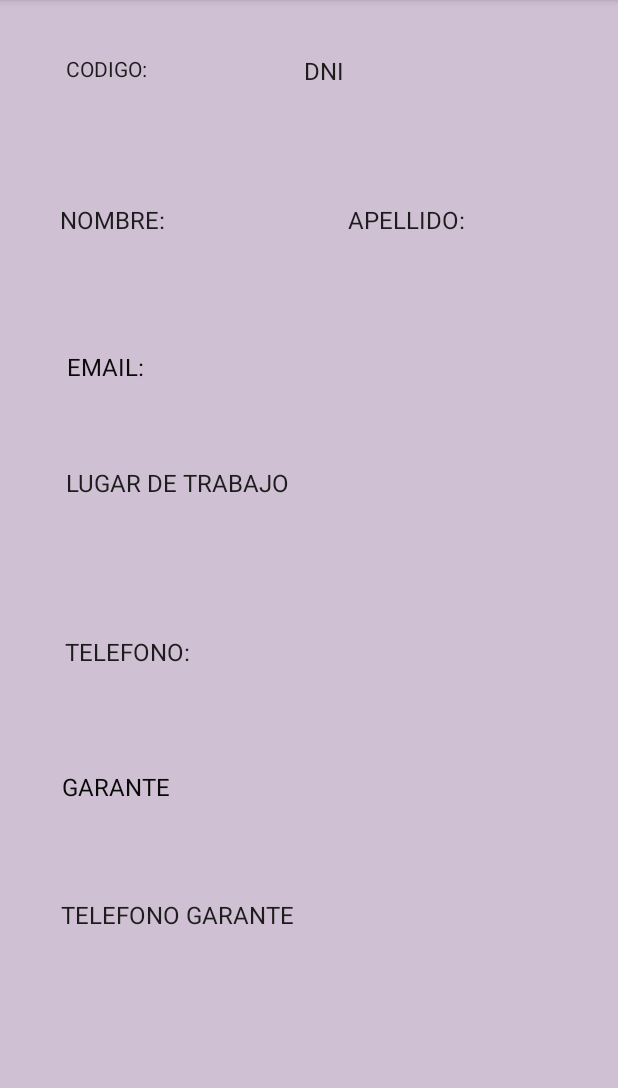
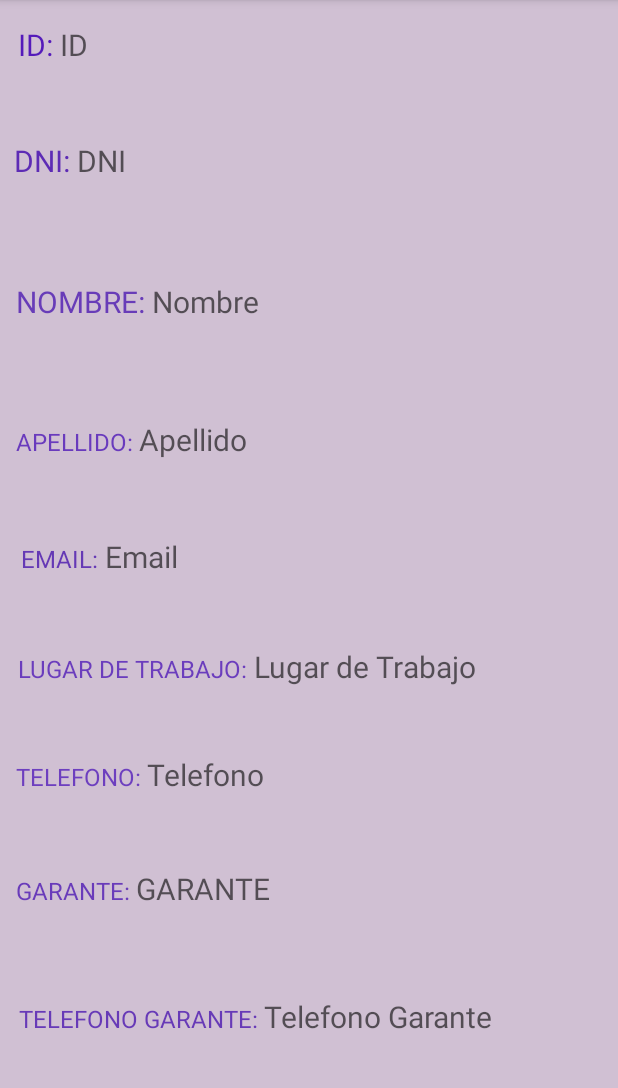
Before and after one commit to valuart/InmoniliariaLuceroMoviles, an Android app: the fragment InquiDetalleFragment shown on its own in the app's theme, on a phone screen of 412 x 824 dp, the part 84-1172 px from its top. Run offline under Robolectric (Android 15) with nearby library versions, the phone set to English and light mode, and no system bars; 10 statements that could not run were skipped.

Commit message:
DISEÑOS

```diff
--- a/app/src/main/res/layout/fragment_inmueble.xml
+++ b/app/src/main/res/layout/fragment_inmueble.xml
@@ -8,8 +8,9 @@
 
     <androidx.recyclerview.widget.RecyclerView
         android:id="@+id/rvInmueble"
-        android:layout_width="398dp"
-        android:layout_height="1292dp"
+        android:layout_width="424dp"
+        android:layout_height="1340dp"
+        android:background="#DCDAC9"
         app:layout_constraintBottom_toBottomOf="parent"
         app:layout_constraintEnd_toEndOf="parent"
         app:layout_constraintHorizontal_bias="0.727"
--- a/app/src/main/res/layout/inqui_detalle_fragment.xml
+++ b/app/src/main/res/layout/inqui_detalle_fragment.xml
@@ -13,244 +13,258 @@
         android:background="#D0C0D3"
         tools:context=".inquilinos.InquilinoFragment">
 
+        <LinearLayout
+            android:id="@+id/tvCodigos"
+            android:layout_width="418dp"
+            android:layout_height="57dp"
+            android:layout_marginStart="20dp"
+            android:layout_marginTop="16dp"
+            android:orientation="horizontal"
+            app:layout_constraintEnd_toEndOf="parent"
+            app:layout_constraintHorizontal_bias="0.333"
+            app:layout_constraintStart_toStartOf="parent"
+            app:layout_constraintTop_toTopOf="parent">
+
+            <TextView
+                android:id="@+id/tvValorCodigo"
+                android:layout_width="wrap_content"
+                android:layout_height="wrap_content"
+                android:text="ID: "
+                android:textColor="#541ABA"
+                android:textSize="20sp" />
+
+            <TextView
+                android:id="@+id/tvCodigo"
+                android:layout_width="wrap_content"
+                android:layout_height="wrap_content"
+                android:hint="ID"
+                android:textSize="20sp" />
+        </LinearLayout>
+
+        <LinearLayout
+            android:id="@+id/tvDNIs"
+            android:layout_width="413dp"
+            android:layout_height="74dp"
+            android:layout_marginStart="20dp"
+            android:layout_marginTop="20dp"
+            android:orientation="horizontal"
+            app:layout_constraintEnd_toEndOf="parent"
+            app:layout_constraintStart_toStartOf="parent"
+            app:layout_constraintTop_toBottomOf="@+id/tvCodigos">
+
+            <TextView
+                android:id="@+id/tvValorDNI"
+                android:layout_width="wrap_content"
+                android:layout_height="wrap_content"
+                android:text="DNI: "
+                android:textColor="#5D2BB5"
+                android:textSize="20sp" />
+
+            <TextView
+                android:id="@+id/tvDNI"
+                android:layout_width="wrap_content"
+                android:layout_height="wrap_content"
+                android:hint="DNI"
+                android:textSize="20sp" />
+        </LinearLayout>
+
+        <LinearLayout
+            android:id="@+id/tvNombres"
+            android:layout_width="416dp"
+            android:layout_height="68dp"
+            android:layout_marginStart="20dp"
+            android:layout_marginTop="20dp"
+            android:orientation="horizontal"
+            app:layout_constraintEnd_toEndOf="parent"
+            app:layout_constraintHorizontal_bias="0.4"
+            app:layout_constraintStart_toStartOf="parent"
+            app:layout_constraintTop_toBottomOf="@+id/tvDNIs">
+
+            <TextView
+                android:id="@+id/tvValorNombre"
+                android:layout_width="wrap_content"
+                android:layout_height="wrap_content"
+                android:text="NOMBRE: "
+                android:textColor="#683CB8"
+                android:textSize="20sp" />
 
             <TextView
                 android:id="@+id/tvNombre"
-            android:layout_width="153dp"
-            android:layout_height="48dp"
-            android:layout_marginStart="40dp"
-            android:ems="10"
-            android:inputType="textPersonName"
-            android:minHeight="48dp"
-            android:textColor="#130719"
-            android:textSize="20dp"
+                android:layout_width="wrap_content"
+                android:layout_height="wrap_content"
+                android:hint="Nombre"
+                android:textSize="20sp" />
+
+        </LinearLayout>
+
+        <LinearLayout
+            android:id="@+id/tvApellidos"
+            android:layout_width="408dp"
+            android:layout_height="58dp"
+            android:layout_marginStart="20dp"
+            android:layout_marginTop="24dp"
+            android:orientation="horizontal"
+            app:layout_constraintEnd_toEndOf="parent"
+            app:layout_constraintHorizontal_bias="0.588"
             app:layout_constraintStart_toStartOf="parent"
-            app:layout_constraintTop_toBottomOf="@+id/tvTituloNombre"
-            tools:ignore="SpeakableTextPresentCheck" />
+            app:layout_constraintTop_toBottomOf="@+id/tvNombres">
+
+            <TextView
+                android:id="@+id/tvValorApellido"
+                android:layout_width="wrap_content"
+                android:layout_height="wrap_content"
+                android:text="APELLIDO: "
+                android:textColor="#693ABD"
+                android:textSize="16sp" />
 
             <TextView
                 android:id="@+id/tvApellido"
-            android:layout_width="156dp"
-            android:layout_height="48dp"
-            android:layout_marginEnd="24dp"
-            android:ems="10"
-            android:inputType="textPersonName"
-            android:minHeight="48dp"
-            android:textColor="#120219"
-            android:textSize="20dp"
+                android:layout_width="wrap_content"
+                android:layout_height="wrap_content"
+                android:hint="Apellido"
+                android:textSize="20sp" />
+        </LinearLayout>
+
+        <LinearLayout
+            android:id="@+id/tvEmails"
+            android:layout_width="406dp"
+            android:layout_height="53dp"
+            android:layout_marginStart="20dp"
+            android:layout_marginTop="20dp"
+            android:orientation="horizontal"
             app:layout_constraintEnd_toEndOf="parent"
-            app:layout_constraintTop_toBottomOf="@+id/tvTituloApellido"
-            tools:ignore="SpeakableTextPresentCheck" />
+            app:layout_constraintHorizontal_bias="0.466"
+            app:layout_constraintStart_toStartOf="parent"
+            app:layout_constraintTop_toBottomOf="@+id/tvApellidos">
 
             <TextView
-            android:id="@+id/tvDNI"
-            android:layout_width="193dp"
-            android:layout_height="48dp"
-            android:layout_marginTop="4dp"
-            android:layout_marginEnd="16dp"
-            android:ems="10"
-            android:inputType="textPersonName"
-            android:minHeight="48dp"
-            android:textColor="#231827"
-            android:textSize="20dp"
+                android:id="@+id/tvValorEmail"
+                android:layout_width="wrap_content"
+                android:layout_height="wrap_content"
+                android:text="EMAIL: "
+                android:textColor="#6539B5"
+                android:textSize="16sp" />
+
+            <TextView
+                android:id="@+id/tvEmail"
+                android:layout_width="wrap_content"
+                android:layout_height="wrap_content"
+                android:hint="Email"
+                android:textSize="20sp" />
+
+        </LinearLayout>
+
+        <LinearLayout
+            android:id="@+id/tvLugarTs"
+            android:layout_width="410dp"
+            android:layout_height="52dp"
+            android:layout_marginStart="20dp"
+            android:layout_marginTop="20dp"
+            android:orientation="horizontal"
             app:layout_constraintEnd_toEndOf="parent"
-            app:layout_constraintTop_toBottomOf="@+id/tvTitulodni"
-            tools:ignore="SpeakableTextPresentCheck" />
+            app:layout_constraintHorizontal_bias="0.473"
+            app:layout_constraintStart_toStartOf="parent"
+            app:layout_constraintTop_toBottomOf="@+id/tvEmails">
+
+            <TextView
+                android:id="@+id/tvValorLugarT"
+                android:layout_width="wrap_content"
+                android:layout_height="wrap_content"
+                android:text="LUGAR DE TRABAJO: "
+                android:textColor="#6B3DBD"
+                android:textSize="16sp" />
+
+            <TextView
+                android:id="@+id/tvLugarT"
+                android:layout_width="wrap_content"
+                android:layout_height="wrap_content"
+                android:hint="Lugar de Trabajo"
+                android:textSize="20sp" />
+        </LinearLayout>
+
+        <LinearLayout
+            android:id="@+id/tvTelefonos"
+            android:layout_width="410dp"
+            android:layout_height="56dp"
+            android:layout_marginStart="20dp"
+            android:layout_marginTop="20dp"
+            android:layout_marginEnd="1dp"
+            android:orientation="horizontal"
+            app:layout_constraintEnd_toEndOf="parent"
+            app:layout_constraintStart_toStartOf="parent"
+            app:layout_constraintTop_toBottomOf="@+id/tvLugarTs">
+
+            <TextView
+                android:id="@+id/tvTituloTelefono"
+                android:layout_width="wrap_content"
+                android:layout_height="wrap_content"
+                android:text="TELEFONO: "
+                android:textColor="#6D3FBF"
+                android:textSize="16sp" />
 
             <TextView
                 android:id="@+id/tvTelefono"
                 android:layout_width="wrap_content"
                 android:layout_height="wrap_content"
-            android:layout_marginStart="44dp"
-            android:layout_marginTop="4dp"
-            android:ems="10"
-            android:inputType="textPersonName"
-            android:minHeight="48dp"
-            android:textColor="#191119"
-            android:textSize="20dp"
+                android:hint="Telefono"
+                android:textSize="20sp" />
+        </LinearLayout>
+
+        <LinearLayout
+            android:id="@+id/tvGarantes"
+            android:layout_width="408dp"
+            android:layout_height="61dp"
+            android:layout_marginStart="20dp"
+            android:layout_marginTop="20dp"
+            android:orientation="horizontal"
+            app:layout_constraintEnd_toEndOf="parent"
+            app:layout_constraintHorizontal_bias="0.588"
             app:layout_constraintStart_toStartOf="parent"
-            app:layout_constraintTop_toBottomOf="@+id/tvTituloTel"
-            tools:ignore="SpeakableTextPresentCheck" />
+            app:layout_constraintTop_toBottomOf="@+id/tvTelefonos">
 
             <TextView
-            android:id="@+id/tvTituloTel"
+                android:id="@+id/tvValorGarante"
                 android:layout_width="wrap_content"
                 android:layout_height="wrap_content"
-            android:layout_marginStart="43dp"
-            android:layout_marginTop="19dp"
-            android:text="TELEFONO:"
-            android:textColor="#1E1D1D"
-            android:textSize="16sp"
-            app:layout_constraintStart_toStartOf="parent"
-            app:layout_constraintTop_toBottomOf="@+id/tvLugarT" />
+                android:text="GARANTE: "
+                android:textColor="#693BBA"
+                android:textSize="16sp" />
 
             <TextView
                 android:id="@+id/tvGarante"
                 android:layout_width="wrap_content"
                 android:layout_height="wrap_content"
-            android:layout_marginStart="40dp"
-            android:layout_marginTop="4dp"
-            android:ems="10"
-            android:inputType="textPersonName"
-            android:minHeight="48dp"
-            android:textColor="#1C1720"
+                android:hint="GARANTE"
+                android:textSize="20sp" />
+        </LinearLayout>
+
+        <LinearLayout
+            android:id="@+id/tvTelefonoGarantes"
+            android:layout_width="395dp"
+            android:layout_height="49dp"
+            android:layout_marginStart="12dp"
+            android:layout_marginTop="24dp"
+            android:layout_marginEnd="4dp"
+            android:orientation="horizontal"
+            app:layout_constraintEnd_toEndOf="parent"
             app:layout_constraintStart_toStartOf="parent"
-            app:layout_constraintTop_toBottomOf="@+id/tvTituloGarante"
-            tools:ignore="SpeakableTextPresentCheck" />
+            app:layout_constraintTop_toBottomOf="@+id/tvGarantes">
 
             <TextView
-            android:id="@+id/tvTituloTelGar"
+                android:id="@+id/tvValorTelefonoGarante"
                 android:layout_width="wrap_content"
                 android:layout_height="wrap_content"
-            android:layout_marginStart="40dp"
-            android:layout_marginTop="11dp"
-            android:layout_marginEnd="216dp"
-            android:text="TELEFONO GARANTE"
-            android:textColor="#1E1D1D"
-            android:textSize="16sp"
-            app:layout_constraintEnd_toEndOf="parent"
-            app:layout_constraintStart_toStartOf="parent"
-            app:layout_constraintTop_toBottomOf="@+id/tvGarante" />
-
-        <TextView
-            android:id="@+id/tvEmail"
-            android:layout_width="wrap_content"
-            android:layout_height="wrap_content"
-            android:layout_marginStart="44dp"
-            android:ellipsize="end"
-            android:ems="10"
-            android:textColor="#16081B"
-            android:textSize="20dp"
-            app:layout_constraintStart_toStartOf="parent"
-            app:layout_constraintTop_toBottomOf="@+id/tvTituloCorreo" />
-
-        <TextView
-            android:id="@+id/tvTituloGarante"
-            android:layout_width="wrap_content"
-            android:layout_height="wrap_content"
-            android:layout_marginStart="41dp"
-            android:layout_marginTop="16dp"
-            android:text="GARANTE"
-            android:textColor="#090909"
-            android:textSize="16sp"
-            app:layout_constraintStart_toStartOf="parent"
-            app:layout_constraintTop_toBottomOf="@+id/tvTelefono" />
-
-        <TextView
-            android:id="@+id/tvTituloCorreo"
-            android:layout_width="wrap_content"
-            android:layout_height="wrap_content"
-            android:layout_marginStart="49dp"
-            android:layout_marginTop="24dp"
-            android:layout_marginEnd="324dp"
-            android:text="EMAIL:"
-            android:textColor="#0B0B0B"
-            android:textSize="16sp"
-            app:layout_constraintEnd_toEndOf="parent"
-            app:layout_constraintHorizontal_bias="0.384"
-            app:layout_constraintStart_toStartOf="parent"
-            app:layout_constraintTop_toBottomOf="@+id/tvNombre" />
+                android:text="TELEFONO GARANTE: "
+                android:textColor="#673AB7"
+                android:textSize="16sp" />
 
             <TextView
                 android:id="@+id/tvTelefonoGarante"
-            android:layout_width="158dp"
-            android:layout_height="48dp"
-            android:layout_marginStart="40dp"
-            android:ems="10"
-            android:inputType="textPersonName"
-            android:minHeight="48dp"
-            android:textColor="#120915"
-            android:textSize="20dp"
-            app:layout_constraintStart_toStartOf="parent"
-            app:layout_constraintTop_toBottomOf="@+id/tvTituloTelGar"
-            tools:ignore="SpeakableTextPresentCheck" />
-
-        <TextView
-            android:id="@+id/tvCodigo"
-            android:layout_width="108dp"
-            android:layout_height="48dp"
-            android:layout_marginStart="44dp"
-            android:ems="10"
-            android:inputType="textPersonName"
-            android:minHeight="48dp"
-            android:textColor="#20122B"
-            android:textSize="20dp"
-            app:layout_constraintStart_toStartOf="parent"
-            app:layout_constraintTop_toBottomOf="@+id/tvTituloid"
-            tools:ignore="SpeakableTextPresentCheck" />
-
-        <TextView
-            android:id="@+id/tvTituloNombre"
-            android:layout_width="112dp"
-            android:layout_height="26dp"
-            android:layout_marginStart="40dp"
-            android:layout_marginTop="24dp"
-            android:text="NOMBRE:"
-            android:textColor="#1E1D1D"
-            android:textSize="16sp"
-            app:layout_constraintStart_toStartOf="parent"
-            app:layout_constraintTop_toBottomOf="@+id/tvCodigo" />
-
-        <TextView
-            android:id="@+id/tvTituloApellido"
-            android:layout_width="112dp"
-            android:layout_height="24dp"
-            android:layout_marginTop="24dp"
-            android:layout_marginEnd="68dp"
-            android:text="APELLIDO:"
-            android:textColor="#1E1D1D"
-            android:textSize="16sp"
-            app:layout_constraintEnd_toEndOf="parent"
-            app:layout_constraintTop_toBottomOf="@+id/tvDNI" />
-
-        <TextView
-            android:id="@+id/tvTitulodni"
-            android:layout_width="133dp"
-            android:layout_height="23dp"
-            android:layout_marginTop="36dp"
-            android:layout_marginEnd="76dp"
-            android:text="DNI"
-            android:textColor="#1E1D1D"
-            android:textSize="16sp"
-            app:layout_constraintEnd_toEndOf="parent"
-            app:layout_constraintTop_toTopOf="parent" />
-
-        <TextView
-            android:id="@+id/tvTituloid"
-            android:layout_width="81dp"
-            android:layout_height="27dp"
-            android:layout_marginStart="44dp"
-            android:layout_marginTop="36dp"
-            android:text="CODIGO:"
-            android:textColor="#1E1D1D"
-            app:layout_constraintStart_toStartOf="parent"
-            app:layout_constraintTop_toTopOf="parent" />
-
-        <TextView
-            android:id="@+id/tvTituloTrab"
-            android:layout_width="221dp"
-            android:layout_height="45dp"
-            android:layout_marginStart="44dp"
-            android:layout_marginTop="28dp"
-            android:text="LUGAR DE TRABAJO"
-            android:textColor="#1E1D1D"
-            android:textSize="16sp"
-            app:layout_constraintStart_toStartOf="parent"
-            app:layout_constraintTop_toBottomOf="@+id/tvEmail" />
-
-        <TextView
-            android:id="@+id/tvLugarT"
-            android:layout_width="182dp"
-            android:layout_height="48dp"
-            android:layout_marginStart="44dp"
-            android:ems="10"
-            android:inputType="textPersonName"
-            android:minHeight="48dp"
-            android:textColor="#18151B"
-            android:textSize="20dp"
-            app:layout_constraintStart_toStartOf="parent"
-            app:layout_constraintTop_toBottomOf="@+id/tvTituloTrab"
-            tools:ignore="SpeakableTextPresentCheck" />
+                android:layout_width="wrap_content"
+                android:layout_height="wrap_content"
+                android:hint="Telefono Garante"
+                android:textSize="20sp" />
+        </LinearLayout>
 
     </androidx.constraintlayout.widget.ConstraintLayout>
 
--- a/app/src/main/res/layout/pago_fragment.xml
+++ b/app/src/main/res/layout/pago_fragment.xml
@@ -4,6 +4,7 @@
     xmlns:tools="http://schemas.android.com/tools"
     android:layout_width="match_parent"
     android:layout_height="match_parent"
+    android:background="#CCC9B7"
     tools:context=".ui.contrato.PagoFragment">
 
     <androidx.constraintlayout.widget.ConstraintLayout
@@ -15,6 +16,7 @@
             android:layout_width="407dp"
             android:layout_height="728dp"
             android:layout_marginBottom="3dp"
+            android:background="#DDDCCF"
             app:layout_constraintBottom_toBottomOf="parent"
             app:layout_constraintEnd_toEndOf="parent"
             app:layout_constraintHorizontal_bias="0.0"
```
Also changed, not shown: app/src/main/res/layout/con_detalle_fragment.xml (+136 -130 lines), app/src/main/res/layout/contrato_fragment.xml (+4 -3 lines), app/src/main/res/layout/fragment_perfil.xml (+9 -7 lines), app/src/main/res/layout/inquilino_fragment.xml (+5 -3 lines). Lines whose indentation alone changed are shown as unchanged.
